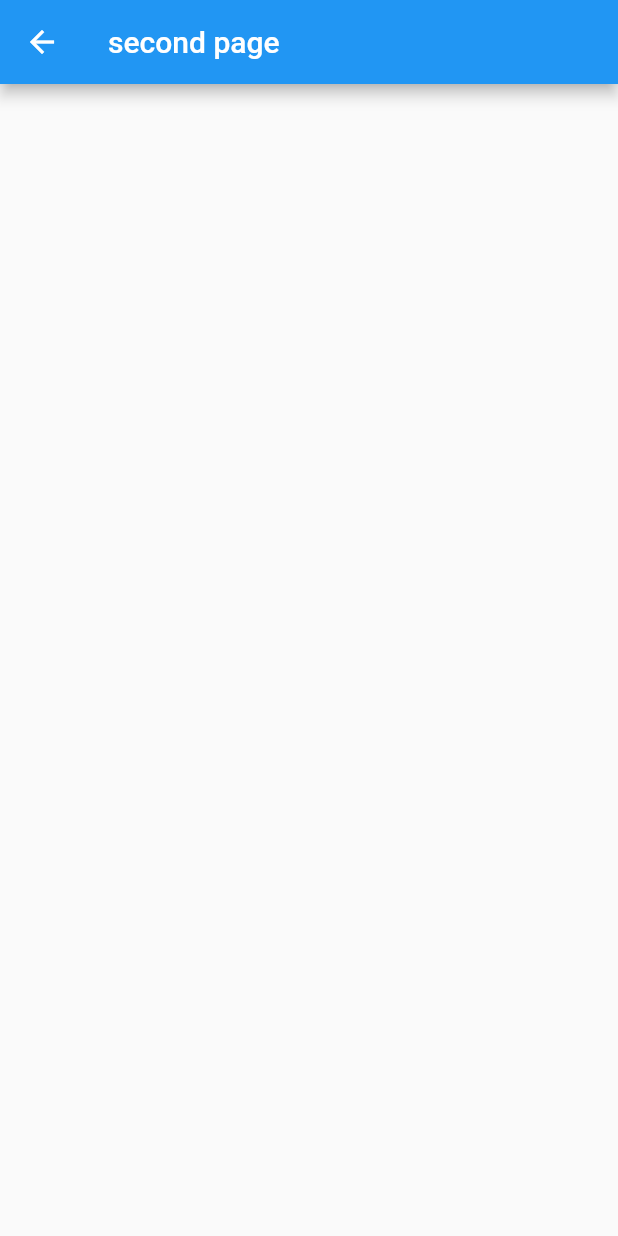
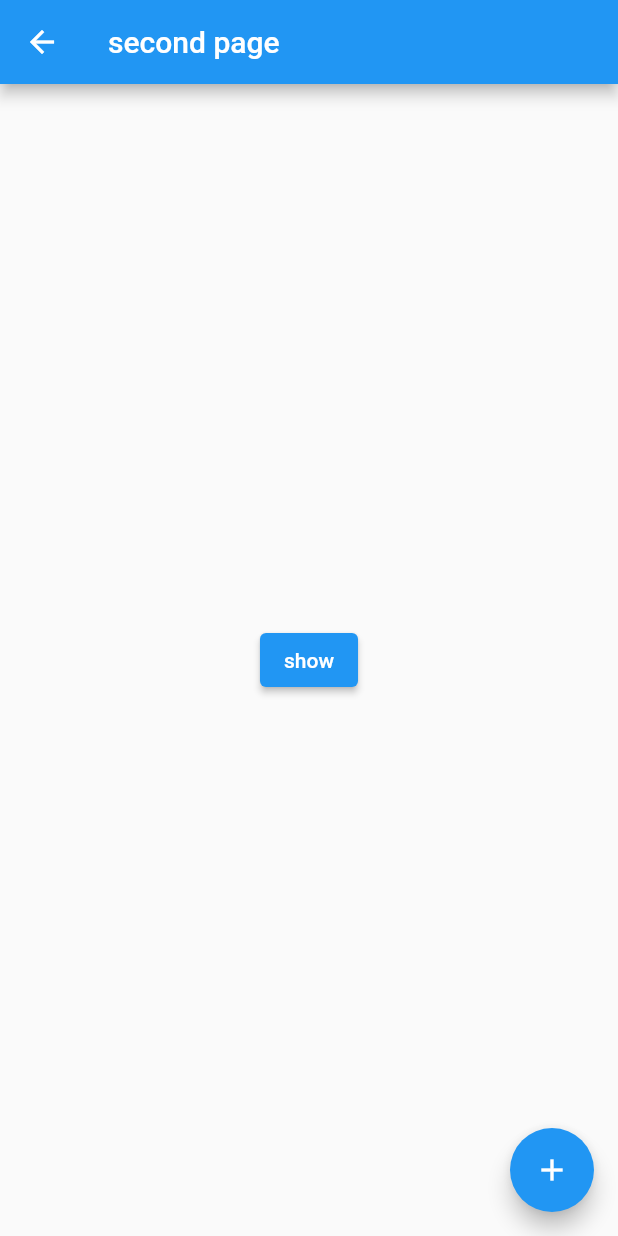
Before and after one commit to wl1395182472/flutter_log_overlay, a Flutter app: the SecondPage screen opened directly, on a phone screen of 412 x 824 dp. Run offline on Flutter 3.47's test engine with Material 2 defaults, Android fonts, the phone set to English and light mode, and no system bars; our stand-ins replace logger.

Commit message:
TD
update LICENSE

```diff
--- a/example/lib/main.dart
+++ b/example/lib/main.dart
@@ -34,7 +34,7 @@ class FirstPgae extends StatefulWidget {
 
 class _FirstPgaeState extends State<FirstPgae> {
   void _incrementCounter() {
-    sLog.i('_incrementCounter');
+    sLog.i('first page add');
   }
 
   @override
@@ -92,11 +92,31 @@ class SecondPage extends StatefulWidget {
 }
 
 class _SecondPageState extends State<SecondPage> {
+  void _incrementCounter() {
+    sLog.i('second page add');
+  }
+
   @override
   Widget build(BuildContext context) {
     return Scaffold(
       appBar: AppBar(
         title: const Text('second page'),
+      ),
+      body: Center(
+        child: Column(
+          mainAxisAlignment: MainAxisAlignment.center,
+          children: const [
+            ElevatedButton(
+              onPressed: FlutterLogOverlay.show,
+              child: Text('show'),
+            ),
+          ],
+        ),
+      ),
+      floatingActionButton: FloatingActionButton(
+        onPressed: _incrementCounter,
+        tooltip: 'Increment',
+        child: const Icon(Icons.add),
       ),
     );
   }
--- a/pubspec.yaml
+++ b/pubspec.yaml
@@ -1,6 +1,6 @@
 name: flutter_log_overlay
 description: overlay windows for log
-version: 0.0.6
+version: 0.0.7
 homepage: https://github.com/wl1395182472/flutter_log_overlay
 
 environment:
```
Also changed, not shown: example/pubspec.lock, 2 other files.
